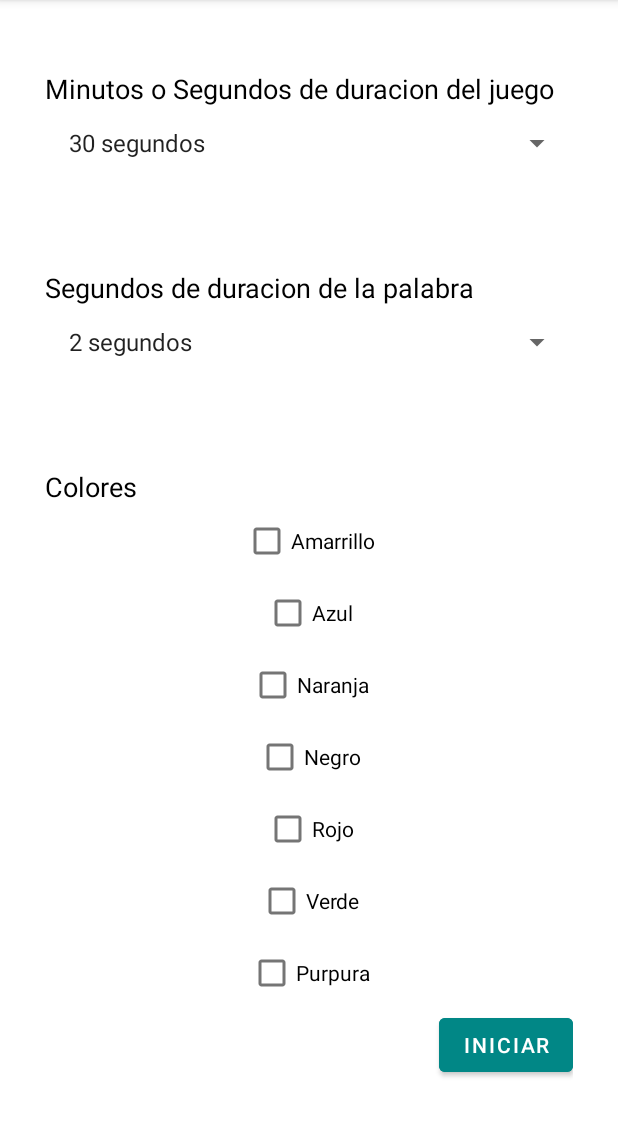
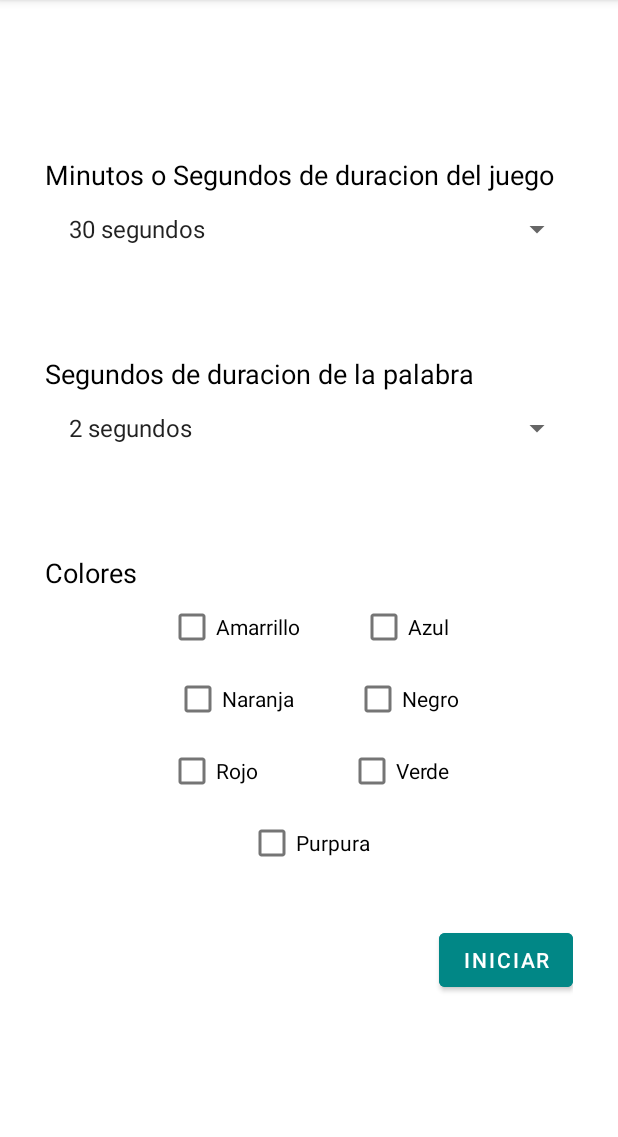
Before and after one commit to Lunagp/movil, an Android app: the Ajustes screen opened directly, with no data from a screen before it, on a phone screen of 412 x 824 dp, the part 84-1221 px from its top. Run offline under Robolectric (Android 15) with nearby library versions, the phone set to English and light mode, and no system bars.

Commit message:
ajuste generand los arreglos

```diff
--- a/app/src/main/res/layout/activity_ajustes.xml
+++ b/app/src/main/res/layout/activity_ajustes.xml
@@ -64,37 +64,72 @@
             android:textColor="@color/black"
             android:textSize="18dp"/>
 
+
+            <LinearLayout
+                android:layout_width="match_parent"
+                android:layout_height="wrap_content"
+                android:orientation="horizontal"
+                android:gravity="center">
+
                 <CheckBox
+                    android:id="@+id/chAmarillo"
                     android:layout_width="wrap_content"
                     android:layout_height="wrap_content"
                     android:text="Amarrillo"
                     android:layout_gravity="center"></CheckBox>
                 <CheckBox
+                    android:id="@+id/chAzul"
                     android:layout_width="wrap_content"
                     android:layout_height="wrap_content"
                     android:text="Azul"
+                    android:layout_marginLeft="40dp"
                     android:layout_gravity="center"></CheckBox>
+            </LinearLayout>
+            <LinearLayout
+                android:layout_width="match_parent"
+                android:layout_height="wrap_content"
+                android:orientation="horizontal"
+                android:gravity="center">
                 <CheckBox
+                    android:id="@+id/chNaranja"
                     android:layout_width="wrap_content"
                     android:layout_height="wrap_content"
                     android:text="Naranja"
+                    android:layout_marginLeft="10dp"
                     android:layout_gravity="center"></CheckBox>
                 <CheckBox
+                    android:id="@+id/chNegro"
                     android:layout_width="wrap_content"
                     android:layout_height="wrap_content"
                     android:text="Negro"
+                    android:layout_marginLeft="40dp"
                     android:layout_gravity="center"></CheckBox>
+            </LinearLayout>
+
+            <LinearLayout
+                android:layout_width="match_parent"
+                android:layout_height="wrap_content"
+                android:orientation="horizontal"
+                android:gravity="center">
+
                 <CheckBox
+                    android:id="@+id/chRojo"
                     android:layout_width="wrap_content"
                     android:layout_height="wrap_content"
-                android:text="Rojo"
-                android:layout_gravity="center"></CheckBox>
+                    android:layout_gravity="center"
+                    android:text="Rojo"></CheckBox>
+
                 <CheckBox
+                    android:id="@+id/chVerde"
                     android:layout_width="wrap_content"
                     android:layout_height="wrap_content"
                     android:text="Verde"
+                    android:layout_marginLeft="60dp"
                     android:layout_gravity="center"></CheckBox>
+            </LinearLayout>
+
             <CheckBox
+                android:id="@+id/chPurpura"
                 android:layout_width="wrap_content"
                 android:layout_height="wrap_content"
                 android:text="Purpura"
@@ -105,16 +140,17 @@
                 android:id="@+id/btnInicio"
                 android:layout_width="wrap_content"
                 android:layout_height="wrap_content"
+                android:layout_gravity="end"
                 android:backgroundTint="@color/teal_700"
                 android:text="Iniciar"
+                android:layout_marginTop="30dp"
                 app:layout_constraintBottom_toBottomOf="parent"
                 app:layout_constraintEnd_toEndOf="parent"
                 app:layout_constraintHorizontal_bias="0.498"
                 app:layout_constraintStart_toStartOf="parent"
                 app:layout_constraintTop_toTopOf="parent"
                 app:layout_constraintVertical_bias="0.521"
-                tools:ignore="MissingConstraints"
-                android:layout_gravity="end"/>
+                tools:ignore="MissingConstraints" />
         </LinearLayout>
 
 
```
Also changed, not shown: app/src/main/java/com/example/prueba2l/Ajustes.kt (+116 -11 lines). Lines whose indentation alone changed are shown as unchanged.
